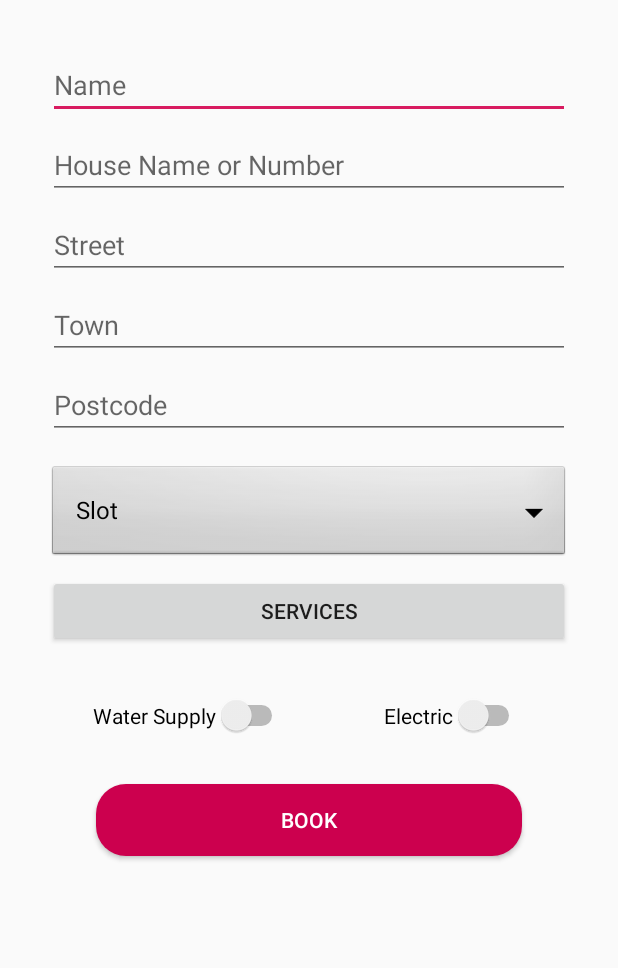
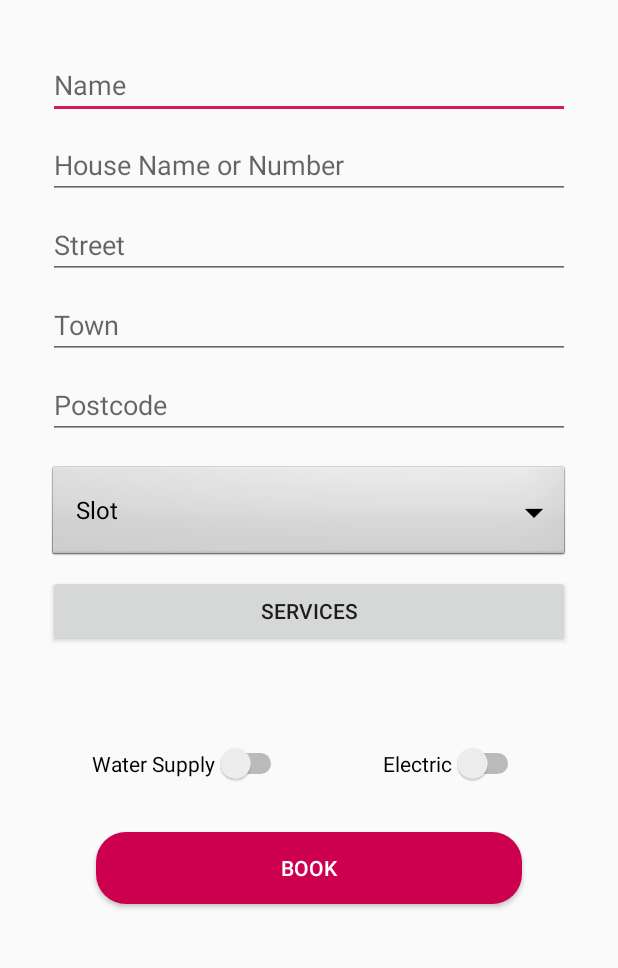
Before and after one commit to mattioso/Autoclean, an Android app: the DataCollectionActivity screen opened directly, with no data from a screen before it, on a phone screen of 412 x 824 dp, the part 90-1058 px from its top. Run offline under Robolectric (Android 15) with nearby library versions, the phone set to English and light mode, and no system bars; 3 statements that could not run were skipped.

Commit message:
Added percistant selection of services to the app, added new empty recycle view to the data collection screen in preperation for printing the names of the selected services

```diff
--- a/app/src/main/java/uk/co/appoly/autoclean/ServiceModel.java
+++ b/app/src/main/java/uk/co/appoly/autoclean/ServiceModel.java
@@ -8,7 +8,6 @@ public class ServiceModel {
     public String description;
     public int imageResource;
     public String time;
-    public Boolean pressed = false;
 
 
     public ServiceModel(int id, String title, int price, String description, int imageURL, String time) {
--- a/app/src/main/res/layout/activity_data_collection.xml
+++ b/app/src/main/res/layout/activity_data_collection.xml
@@ -145,8 +145,9 @@
                 android:layout_height="wrap_content"
                 android:layout_marginTop="32dp"
                 app:layout_constraintEnd_toEndOf="parent"
+                app:layout_constraintHorizontal_bias="0.496"
                 app:layout_constraintStart_toStartOf="parent"
-                app:layout_constraintTop_toBottomOf="@+id/servicesButton">
+                app:layout_constraintTop_toBottomOf="@+id/recyclerView2">
 
                 <Switch
                     android:id="@+id/waterSwitch"
@@ -166,6 +167,7 @@
                     app:layout_constraintBottom_toBottomOf="parent"
                     app:layout_constraintStart_toEndOf="@+id/waterSwitch"
                     app:layout_constraintTop_toTopOf="parent" />
+
             </androidx.constraintlayout.widget.ConstraintLayout>
 
             <Button
@@ -185,6 +187,17 @@
                 android:textColor="#FFFFFF"
                 android:backgroundTint="#CC004E"/>
 
+            <androidx.recyclerview.widget.RecyclerView
+                android:id="@+id/recyclerView2"
+                android:layout_width="0dp"
+                android:layout_height="wrap_content"
+                android:layout_marginStart="32dp"
+                android:layout_marginTop="32dp"
+                android:layout_marginEnd="32dp"
+                app:layout_constraintEnd_toEndOf="parent"
+                app:layout_constraintStart_toStartOf="parent"
+                app:layout_constraintTop_toBottomOf="@+id/servicesButton" />
+
         </androidx.constraintlayout.widget.ConstraintLayout>
     </ScrollView>
 
```
Also changed, not shown: app/src/main/java/uk/co/appoly/autoclean/DataCollectionActivity.java (+10 -4 lines), app/src/main/java/uk/co/appoly/autoclean/ServiceSelectionActivity.java (+5 -6 lines), app/src/main/java/uk/co/appoly/autoclean/ServicesRecyclerViewAdapter.java (+12 -7 lines).
